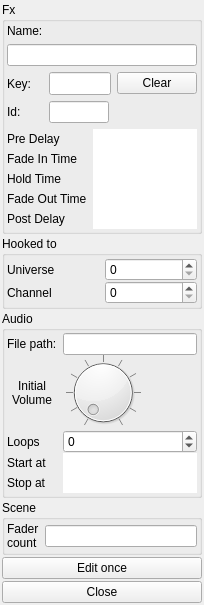
Pit1966/StageRunner, file StageRunner/gui/fxitempropertywidget.ui: the form before one commit.
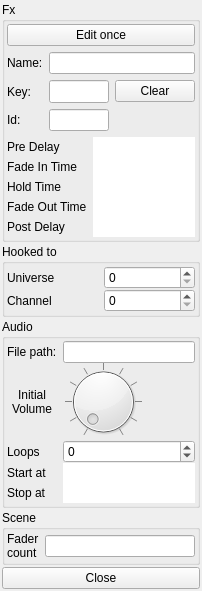
The form after the commit. Custom widgets are drawn as their Qt base class.

```diff
--- a/StageRunner/gui/fxitempropertywidget.ui
+++ b/StageRunner/gui/fxitempropertywidget.ui
@@ -6,8 +6,8 @@
    <rect>
     <x>0</x>
     <y>0</y>
-    <width>204</width>
-    <height>605</height>
+    <width>176</width>
+    <height>591</height>
    </rect>
   </property>
   <property name="font">
@@ -39,86 +39,14 @@
       <property name="margin">
        <number>2</number>
       </property>
-      <item row="2" column="2">
-       <widget class="QPushButton" name="keyClearButton">
-        <property name="sizePolicy">
-         <sizepolicy hsizetype="Minimum" vsizetype="Fixed">
-          <horstretch>0</horstretch>
-          <verstretch>0</verstretch>
-         </sizepolicy>
-        </property>
-        <property name="text">
-         <string>Clear</string>
-        </property>
-       </widget>
-      </item>
-      <item row="1" column="0" colspan="3">
-       <widget class="PsLineEdit" name="nameEdit"/>
-      </item>
-      <item row="2" column="1">
-       <widget class="PsLineEdit" name="keyEdit">
-        <property name="minimumSize">
-         <size>
-          <width>60</width>
-          <height>0</height>
-         </size>
-        </property>
-        <property name="font">
-         <font>
-          <pointsize>10</pointsize>
-          <weight>75</weight>
-          <bold>true</bold>
-         </font>
-        </property>
-        <property name="maxLength">
-         <number>10</number>
-        </property>
-        <property name="frame">
-         <bool>true</bool>
-        </property>
-       </widget>
-      </item>
-      <item row="3" column="1">
-       <widget class="PsLineEdit" name="idEdit">
-        <property name="minimumSize">
-         <size>
-          <width>60</width>
-          <height>0</height>
-         </size>
-        </property>
-        <property name="maximumSize">
-         <size>
-          <width>50</width>
-          <height>16777215</height>
-         </size>
-        </property>
-        <property name="readOnly">
-         <bool>true</bool>
-        </property>
-       </widget>
-      </item>
       <item row="2" column="0">
-       <widget class="QLabel" name="keyLabel">
-        <property name="text">
-         <string>Key:</string>
-        </property>
-       </widget>
-      </item>
-      <item row="3" column="0">
-       <widget class="QLabel" name="idLabel">
-        <property name="text">
-         <string>Id:</string>
-        </property>
-       </widget>
-      </item>
-      <item row="0" column="0">
        <widget class="QLabel" name="nameLabel">
         <property name="text">
          <string>Name:</string>
         </property>
        </widget>
       </item>
-      <item row="4" column="0" colspan="3">
+      <item row="5" column="0" colspan="3">
        <layout class="QGridLayout" name="fadeTimeLayout">
         <property name="verticalSpacing">
          <number>0</number>
@@ -198,6 +126,79 @@
         </item>
        </layout>
       </item>
+      <item row="3" column="2">
+       <widget class="QPushButton" name="keyClearButton">
+        <property name="sizePolicy">
+         <sizepolicy hsizetype="Minimum" vsizetype="Fixed">
+          <horstretch>0</horstretch>
+          <verstretch>0</verstretch>
+         </sizepolicy>
+        </property>
+        <property name="text">
+         <string>Clear</string>
+        </property>
+       </widget>
+      </item>
+      <item row="4" column="1">
+       <widget class="PsLineEdit" name="idEdit">
+        <property name="minimumSize">
+         <size>
+          <width>60</width>
+          <height>0</height>
+         </size>
+        </property>
+        <property name="readOnly">
+         <bool>true</bool>
+        </property>
+       </widget>
+      </item>
+      <item row="4" column="0">
+       <widget class="QLabel" name="idLabel">
+        <property name="text">
+         <string>Id:</string>
+        </property>
+       </widget>
+      </item>
+      <item row="3" column="1">
+       <widget class="PsLineEdit" name="keyEdit">
+        <property name="minimumSize">
+         <size>
+          <width>60</width>
+          <height>0</height>
+         </size>
+        </property>
+        <property name="font">
+         <font>
+          <pointsize>10</pointsize>
+          <weight>75</weight>
+          <bold>true</bold>
+         </font>
+        </property>
+        <property name="maxLength">
+         <number>10</number>
+        </property>
+        <property name="frame">
+         <bool>true</bool>
+        </property>
+       </widget>
+      </item>
+      <item row="3" column="0">
+       <widget class="QLabel" name="keyLabel">
+        <property name="text">
+         <string>Key:</string>
+        </property>
+       </widget>
+      </item>
+      <item row="2" column="1" colspan="2">
+       <widget class="PsLineEdit" name="nameEdit"/>
+      </item>
+      <item row="1" column="0" colspan="3">
+       <widget class="QPushButton" name="editOnceButton">
+        <property name="text">
+         <string>Edit once</string>
+        </property>
+       </widget>
+      </item>
      </layout>
     </widget>
    </item>
@@ -377,13 +378,6 @@
      </layout>
     </widget>
    </item>
-   <item>
-    <widget class="QPushButton" name="editOnceButton">
-     <property name="text">
-      <string>Edit once</string>
-     </property>
-    </widget>
-   </item>
    <item>
     <widget class="QPushButton" name="closeButton">
      <property name="text">
```
